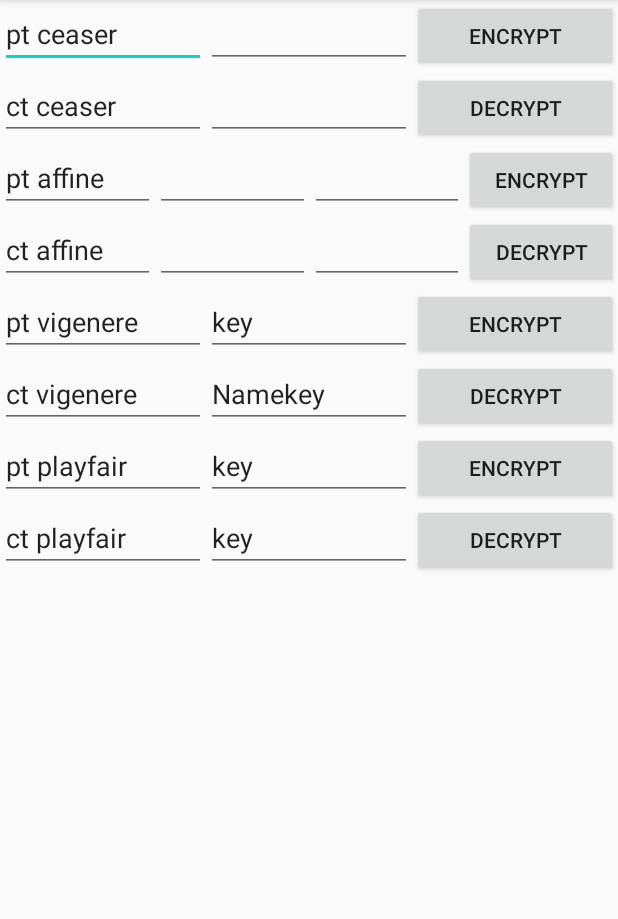
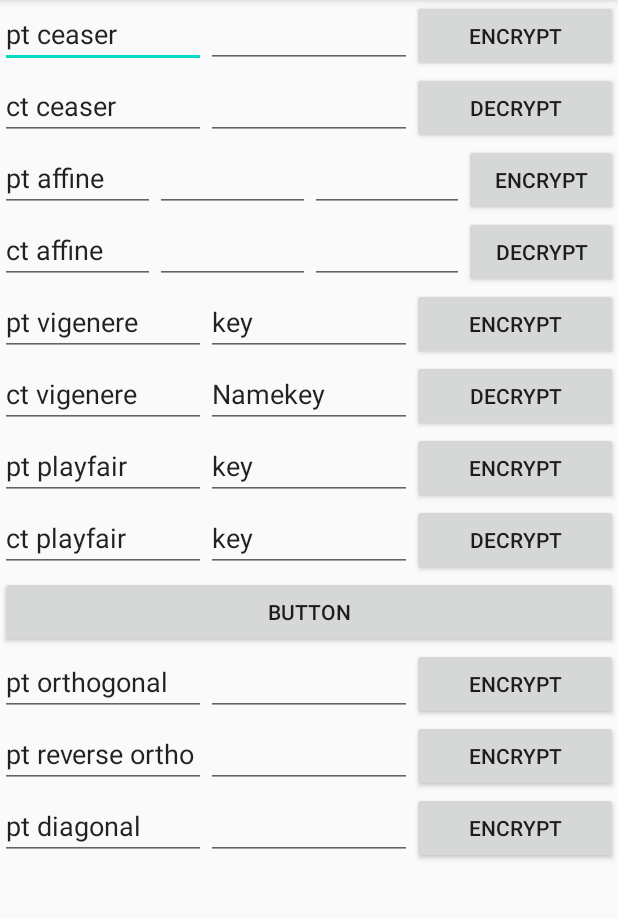
Before and after one commit to anjacrnec/PMPCryptograph, an Android app: the screen it shows after launch (MainActivity), on a phone screen of 412 x 824 dp, the part 84-1003 px from its top. Run offline under Robolectric (Android 15) with nearby library versions, the phone set to English and light mode, and no system bars.

Commit message:
new ciphers + comments

```diff
--- a/app/src/main/java/com/example/pmpcryptograph/MainActivity.java
+++ b/app/src/main/java/com/example/pmpcryptograph/MainActivity.java
@@ -9,11 +9,15 @@ import android.widget.EditText;
 import android.widget.Toast;
 
 import com.example.pmpcryptograph.cryptography.AffineCipher;
+import com.example.pmpcryptograph.cryptography.ReverseOrthogonalCipher;
 import com.example.pmpcryptograph.cryptography.CaeserCipher;
+import com.example.pmpcryptograph.cryptography.DiagonalCipher;
 import com.example.pmpcryptograph.cryptography.PlayfairCipher;
+import com.example.pmpcryptograph.cryptography.OrthogonalCipher;
 import com.example.pmpcryptograph.cryptography.VigenereCiphere;
 
-import java.util.List;
+import rita.RiTa;
+
 
 public class MainActivity extends AppCompatActivity {
 
@@ -58,6 +62,19 @@ public class MainActivity extends AppCompatActivity {
         EditText etDkPlayfair=(EditText) findViewById(R.id.idDkPlayfair);
         Button btnDecryptPlayfair=(Button) findViewById(R.id.btnDecryptPlayfair);
 
+        Button btnProba=(Button) findViewById(R.id.btnProba);
+
+        EditText etPtOrtho=(EditText) findViewById(R.id.idPtOthogonal);
+        EditText etEkOrtho=(EditText) findViewById(R.id.idEkOrthogonal);
+        Button btnEncryptOrtho=(Button) findViewById(R.id.btnEncryptOrthogonal);
+
+        EditText etPtReverseOrtho=(EditText) findViewById(R.id.idPtReverseOrthogonal);
+        EditText etEkReverseOrtho=(EditText) findViewById(R.id.idEkReverseOrtho);
+        Button btnEncryptReverseOrtho=(Button) findViewById(R.id.btnEncryptReverseOrtho);
+
+        EditText etPtDiagonal=(EditText) findViewById(R.id.idPtDiagonal);
+        EditText etEkDiagonal=(EditText) findViewById(R.id.idEkDiagonal);
+        Button btnEncryptDiagonal=(Button) findViewById(R.id.btnEncryptDiagonal);
 
         btnEncryptCeaser.setOnClickListener(new View.OnClickListener() {
             @Override
@@ -151,5 +168,55 @@ public class MainActivity extends AppCompatActivity {
                Toast.makeText(getApplicationContext(),pt,Toast.LENGTH_LONG).show();
            }
        });
+
+       btnProba.setOnClickListener(new View.OnClickListener() {
+           @Override
+           public void onClick(View v) {
+
+               String word=RiTa.randomWord();
+               Toast.makeText(getApplicationContext(),word,Toast.LENGTH_LONG).show();
+           }
+       });
+
+       btnEncryptOrtho.setOnClickListener(new View.OnClickListener() {
+           @Override
+           public void onClick(View v) {
+           String pt=etPtOrtho.getText().toString();
+           String key=etEkOrtho.getText().toString();
+
+
+           String s= OrthogonalCipher.encrypt(pt,key);
+           Toast.makeText(getApplicationContext(),s,Toast.LENGTH_LONG).show();
+
+
+           }
+       });
+
+       btnEncryptReverseOrtho.setOnClickListener(new View.OnClickListener() {
+           @Override
+           public void onClick(View v) {
+
+               String pt=etPtReverseOrtho.getText().toString();
+               String key=etEkReverseOrtho.getText().toString();
+               String ct= ReverseOrthogonalCipher.encrypt(pt,key);
+               Toast.makeText(getApplicationContext(),ct,Toast.LENGTH_LONG).show();
+           }
+       });
+
+       btnEncryptDiagonal.setOnClickListener(new View.OnClickListener() {
+           @Override
+           public void onClick(View v) {
+               String pr=etPtDiagonal.getText().toString();
+               String key=etEkDiagonal.getText().toString();
+
+             String ct=DiagonalCipher.encrypt(pr,key);
+
+               Toast.makeText(getApplicationContext(),ct,Toast.LENGTH_LONG).show();
+
+           }
+       });
     }
+
+
+
 }
--- a/app/src/main/java/com/example/pmpcryptograph/cryptography/VigenereCiphere.java
+++ b/app/src/main/java/com/example/pmpcryptograph/cryptography/VigenereCiphere.java
@@ -2,6 +2,8 @@ package com.example.pmpcryptograph.cryptography;
 
 public class VigenereCiphere extends SubstitiutionCipher {
 
+
+    //vignere cipher encryption method
     public static String encrypt (String plainText, String key)
     {
         char [] pt=plainText.toLowerCase().toCharArray();
@@ -30,6 +32,7 @@ public class VigenereCiphere extends SubstitiutionCipher {
         return cipherText;
     }
 
+    //vignere cipher decryption method
     public static String decrypt (String cipherText, String key)
     {
 
@@ -47,7 +50,7 @@ public class VigenereCiphere extends SubstitiutionCipher {
                 int ctIndex=charToIndex(ct[i]);
                 int keyIndex=charToIndex(keyChar[j]);
                 int ptIndex=(ctIndex-keyIndex)%TOTAL;
-                if(ptIndex<0)
+                while(ptIndex<0)
                    ptIndex=ptIndex+TOTAL;
                 char ptChar=indexToChar(ptIndex);
                 plainText=plainText+ptChar;
--- a/app/src/main/res/layout/activity_main.xml
+++ b/app/src/main/res/layout/activity_main.xml
@@ -276,4 +276,105 @@
             android:text="Decrypt" />
     </LinearLayout>
 
+    <Button
+        android:id="@+id/btnProba"
+        android:layout_width="match_parent"
+        android:layout_height="wrap_content"
+        android:layout_weight="1"
+        android:text="Button" />
+
+    <LinearLayout
+        android:layout_width="match_parent"
+        android:layout_height="match_parent"
+        android:layout_weight="1"
+        android:orientation="horizontal">
+
+        <EditText
+            android:id="@+id/idPtOthogonal"
+            android:layout_width="match_parent"
+            android:layout_height="wrap_content"
+            android:layout_weight="1"
+            android:ems="10"
+            android:inputType="textPersonName"
+            android:text="pt orthogonal" />
+
+        <EditText
+            android:id="@+id/idEkOrthogonal"
+            android:layout_width="match_parent"
+            android:layout_height="wrap_content"
+            android:layout_weight="1"
+            android:ems="10"
+            android:inputType="number" />
+
+        <Button
+            android:id="@+id/btnEncryptOrthogonal"
+            android:layout_width="match_parent"
+            android:layout_height="wrap_content"
+            android:layout_weight="1"
+            android:text="Encrypt" />
+    </LinearLayout>
+
+    <LinearLayout
+        android:layout_width="match_parent"
+        android:layout_height="match_parent"
+        android:layout_weight="1"
+        android:orientation="horizontal">
+
+        <EditText
+            android:id="@+id/idPtReverseOrthogonal"
+            android:layout_width="match_parent"
+            android:layout_height="wrap_content"
+            android:layout_weight="1"
+            android:ems="10"
+            android:inputType="textPersonName"
+            android:text="pt reverse ortho" />
+
+        <EditText
+            android:id="@+id/idEkReverseOrtho"
+            android:layout_width="match_parent"
+            android:layout_height="wrap_content"
+            android:layout_weight="1"
+            android:ems="10"
+            android:inputType="number" />
+
+        <Button
+            android:id="@+id/btnEncryptReverseOrtho"
+            android:layout_width="match_parent"
+            android:layout_height="wrap_content"
+            android:layout_weight="1"
+            android:text="encrypt" />
+
+    </LinearLayout>
+
+    <LinearLayout
+        android:layout_width="match_parent"
+        android:layout_height="match_parent"
+        android:layout_weight="1"
+        android:orientation="horizontal">
+
+        <EditText
+            android:id="@+id/idPtDiagonal"
+            android:layout_width="match_parent"
+            android:layout_height="wrap_content"
+            android:layout_weight="1"
+            android:ems="10"
+            android:inputType="textPersonName"
+            android:text="pt diagonal" />
+
+        <EditText
+            android:id="@+id/idEkDiagonal"
+            android:layout_width="match_parent"
+            android:layout_height="wrap_content"
+            android:layout_weight="1"
+            android:ems="10"
+            android:inputType="number" />
+
+        <Button
+            android:id="@+id/btnEncryptDiagonal"
+            android:layout_width="match_parent"
+            android:layout_height="wrap_content"
+            android:layout_weight="1"
+            android:text="encrypt" />
+    </LinearLayout>
+
 </LinearLayout>
--- a/build.gradle
+++ b/build.gradle
@@ -6,9 +6,11 @@ buildscript {
         google()
         jcenter()
 
+
     }
     dependencies {
         classpath 'com.android.tools.build:gradle:3.6.1'
+
 
 
         // NOTE: Do not place your application dependencies here; they belong
```
Also changed, not shown: app/build.gradle (+5 -2 lines), app/src/main/java/com/example/pmpcryptograph/cryptography/AffineCipher.java (+7 -2 lines), app/src/main/java/com/example/pmpcryptograph/cryptography/CaeserCipher.java (+23 -1 lines), app/src/main/java/com/example/pmpcryptograph/cryptography/Cipher.java (+21 -4 lines), app/src/main/java/com/example/pmpcryptograph/cryptography/PlayfairCipher.java (+14 -43 lines), app/src/main/java/com/example/pmpcryptograph/cryptography/SubstitiutionCipher.java (+8 -6 lines).
